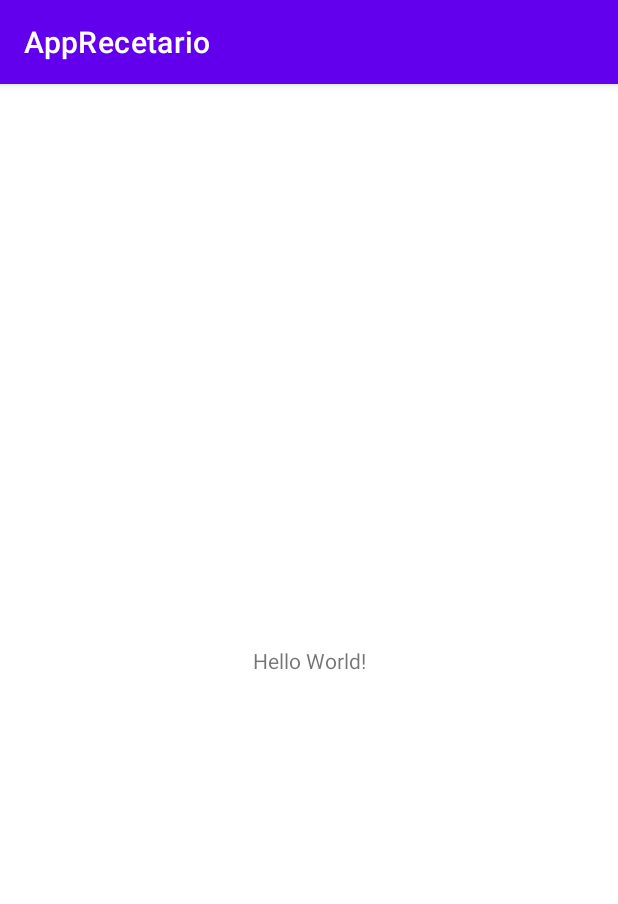
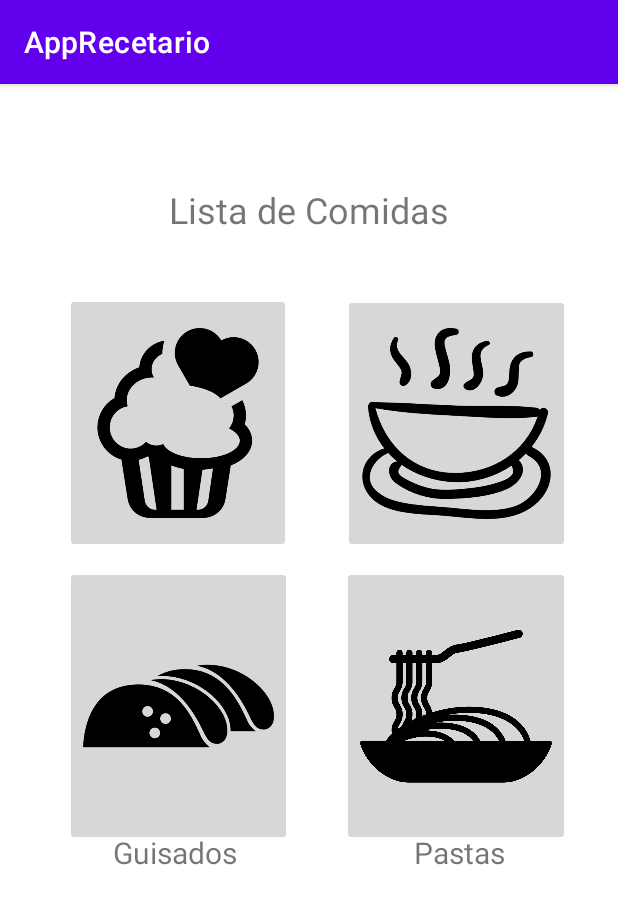
Before and after one commit to ZurielDA/AppRecetario, an Android app: the screen it shows after launch (MainActivity), on a phone screen of 412 x 824 dp. Shown: the top 904 px of the screen. Run offline under Robolectric (Android 15) with nearby library versions, the phone set to English and light mode, and no system bars.

Commit message:
Interfaces Añadidas

```diff
--- a/app/src/main/AndroidManifest.xml
+++ b/app/src/main/AndroidManifest.xml
@@ -10,6 +10,12 @@
         android:supportsRtl="true"
         android:theme="@style/Theme.AppRecetario">
         <activity
+            android:name=".NuevaRecetaSopa"
+            android:exported="false" />
+        <activity
+            android:name=".CatalogoSopas"
+            android:exported="false" />
+        <activity
             android:name=".MainActivity"
             android:exported="true">
             <intent-filter>
--- a/app/src/main/java/com/app/apprecetario/MainActivity.kt
+++ b/app/src/main/java/com/app/apprecetario/MainActivity.kt
@@ -1,11 +1,21 @@
 package com.app.apprecetario
 
+import android.content.Intent
 import androidx.appcompat.app.AppCompatActivity
 import android.os.Bundle
+import android.widget.ImageButton
 
 class MainActivity : AppCompatActivity() {
     override fun onCreate(savedInstanceState: Bundle?) {
         super.onCreate(savedInstanceState)
         setContentView(R.layout.activity_main)
+
+        val imgBtn = findViewById<ImageButton>(R.id.imgBtnSopas)
+        imgBtn.setOnClickListener {
+            val ventanaSopas = Intent(this,CatalogoSopas::class.java)
+            startActivity(ventanaSopas)
+        }
+
     }
+
 }
--- a/app/src/main/res/layout/activity_main.xml
+++ b/app/src/main/res/layout/activity_main.xml
@@ -7,12 +7,136 @@
     tools:context=".MainActivity">
 
     <TextView
+        android:id="@+id/textView11"
         android:layout_width="wrap_content"
         android:layout_height="wrap_content"
-        android:text="Hello World!"
-        app:layout_constraintBottom_toBottomOf="parent"
-        app:layout_constraintLeft_toLeftOf="parent"
-        app:layout_constraintRight_toRightOf="parent"
+        android:layout_marginTop="67dp"
+        android:layout_marginBottom="40dp"
+        android:text="Lista de Comidas"
+        android:textAlignment="center"
+        android:textSize="24sp"
+        app:layout_constraintBottom_toTopOf="@+id/imgBtnSopas"
+        app:layout_constraintEnd_toEndOf="parent"
+        app:layout_constraintStart_toStartOf="parent"
         app:layout_constraintTop_toTopOf="parent" />
 
+    <TextView
+        android:id="@+id/textView12"
+        android:layout_width="wrap_content"
+        android:layout_height="wrap_content"
+        android:layout_marginStart="75dp"
+        android:layout_marginEnd="70dp"
+        android:layout_marginBottom="242dp"
+        android:text="Guisados"
+        android:textAlignment="center"
+        android:textSize="20sp"
+        app:layout_constraintBottom_toBottomOf="parent"
+        app:layout_constraintEnd_toStartOf="@+id/imgBtnPastas"
+        app:layout_constraintStart_toStartOf="parent"
+        app:layout_constraintTop_toBottomOf="@+id/imgBtnPostres" />
+
+    <TextView
+        android:id="@+id/textView13"
+        android:layout_width="wrap_content"
+        android:layout_height="wrap_content"
+        android:layout_marginStart="83dp"
+        android:layout_marginTop="268dp"
+        android:layout_marginEnd="77dp"
+        android:layout_marginBottom="26dp"
+        android:text="Postres"
+        android:textSize="20sp"
+        app:layout_constraintBottom_toTopOf="@+id/imgBtnGuisados"
+        app:layout_constraintEnd_toStartOf="@+id/imgBtnSopas"
+        app:layout_constraintStart_toStartOf="parent"
+        app:layout_constraintTop_toTopOf="parent"
+        tools:textAlignment="center" />
+
+    <TextView
+        android:id="@+id/textView14"
+        android:layout_width="wrap_content"
+        android:layout_height="wrap_content"
+        android:layout_marginTop="268dp"
+        android:layout_marginEnd="81dp"
+        android:layout_marginBottom="26dp"
+        android:text="Sopas"
+        android:textAlignment="center"
+        android:textSize="20sp"
+        app:layout_constraintBottom_toTopOf="@+id/imgBtnPastas"
+        app:layout_constraintEnd_toEndOf="parent"
+        app:layout_constraintStart_toEndOf="@+id/imgBtnPostres"
+        app:layout_constraintTop_toTopOf="parent" />
+
+    <TextView
+        android:id="@+id/textView15"
+        android:layout_width="wrap_content"
+        android:layout_height="wrap_content"
+        android:layout_marginEnd="75dp"
+        android:layout_marginBottom="242dp"
+        android:text="Pastas"
+        android:textAlignment="center"
+        android:textSize="20sp"
+        app:layout_constraintBottom_toBottomOf="parent"
+        app:layout_constraintEnd_toEndOf="parent"
+        app:layout_constraintStart_toEndOf="@+id/imgBtnGuisados"
+        app:layout_constraintTop_toBottomOf="@+id/imgBtnSopas" />
+
+    <ImageButton
+        android:id="@+id/imgBtnPastas"
+        android:layout_width="0dp"
+        android:layout_height="0dp"
+        android:layout_marginEnd="32dp"
+        android:layout_marginBottom="260dp"
+        android:contentDescription="Pastas"
+        android:scaleType="fitCenter"
+        app:layout_constraintBottom_toBottomOf="parent"
+        app:layout_constraintEnd_toEndOf="parent"
+        app:layout_constraintStart_toEndOf="@+id/textView12"
+        app:layout_constraintTop_toBottomOf="@+id/textView14"
+        app:srcCompat="@drawable/pastas" />
+
+    <ImageButton
+        android:id="@+id/imgBtnPostres"
+        android:layout_width="0dp"
+        android:layout_height="0dp"
+        android:layout_marginStart="43dp"
+        android:layout_marginTop="139dp"
+        android:layout_marginEnd="81dp"
+        android:layout_marginBottom="186dp"
+        android:contentDescription="Postres"
+        android:scaleType="fitCenter"
+        app:layout_constraintBottom_toTopOf="@+id/textView12"
+        app:layout_constraintEnd_toStartOf="@+id/textView14"
+        app:layout_constraintStart_toStartOf="parent"
+        app:layout_constraintTop_toTopOf="parent"
+        app:srcCompat="@drawable/postres" />
+
+    <ImageButton
+        android:id="@+id/imgBtnSopas"
+        android:layout_width="0dp"
+        android:layout_height="0dp"
+        android:layout_marginEnd="32dp"
+        android:layout_marginBottom="186dp"
+        android:contentDescription="Sopas"
+        android:scaleType="fitCenter"
+        app:layout_constraintBottom_toTopOf="@+id/textView15"
+        app:layout_constraintEnd_toEndOf="parent"
+        app:layout_constraintStart_toEndOf="@+id/textView13"
+        app:layout_constraintTop_toBottomOf="@+id/textView11"
+        app:srcCompat="@drawable/sopas" />
+
+    <ImageButton
+        android:id="@+id/imgBtnGuisados"
+        android:layout_width="0dp"
+        android:layout_height="0dp"
+        android:layout_marginStart="43dp"
+        android:layout_marginEnd="81dp"
+        android:layout_marginBottom="260dp"
+        android:contentDescription="Guisados"
+        android:scaleType="fitCenter"
+        app:layout_constraintBottom_toBottomOf="parent"
+        app:layout_constraintEnd_toStartOf="@+id/textView15"
+        app:layout_constraintStart_toStartOf="parent"
+        app:layout_constraintTop_toBottomOf="@+id/textView13"
+        app:srcCompat="@drawable/guisado" />
+
 </androidx.constraintlayout.widget.ConstraintLayout>
```
Also changed, not shown: app/src/main/java/com/app/apprecetario/CatalogoSopas.kt (added, +11 -0 lines), app/src/main/java/com/app/apprecetario/NuevaRecetaSopa.kt (added, +14 -0 lines), app/src/main/res/layout/activity_catalogo_sopas.xml (added, +100 -0 lines), app/src/main/res/layout/activity_nueva_receta_sopa.xml (added, +127 -0 lines), app/src/main/res/drawable-w100dp/guisado.png (added), app/src/main/res/drawable-w100dp/pastas.png (added), app/src/main/res/drawable-w100dp/postres.png (added), app/src/main/res/drawable-w100dp/sopas.png (added), 4 other files.
